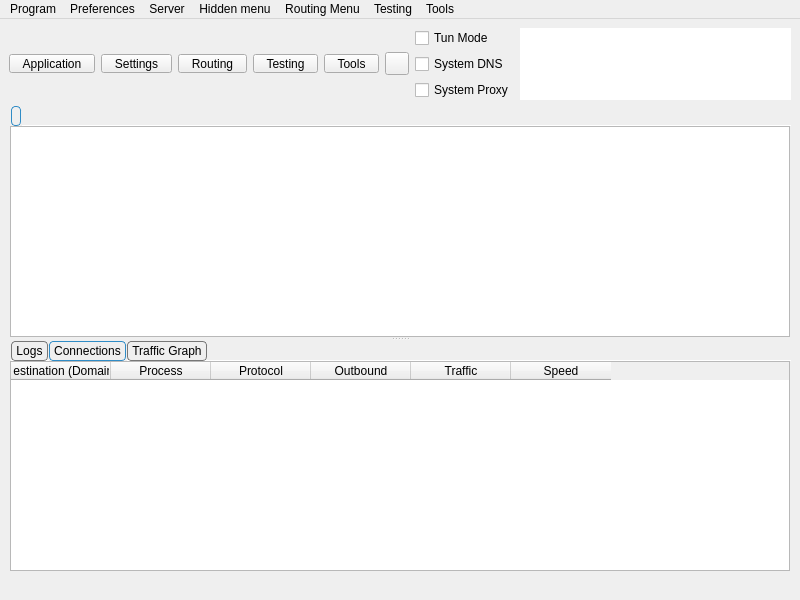
Qt form include/ui/mainwindow.ui (Yulinanami/ethernet-tun-test) before a commit.
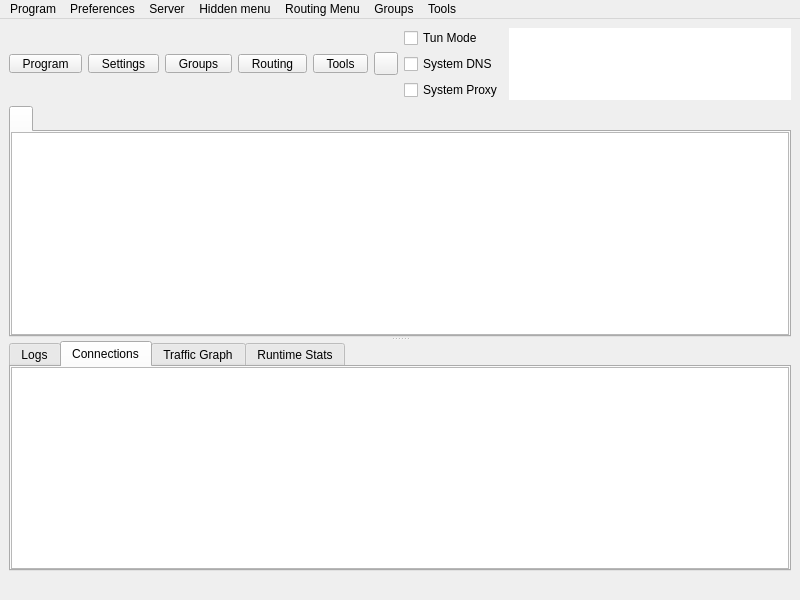
The same form after that commit. The open tabs and pages were chosen to show the change. Icons and pictures are not drawn. Custom widgets are drawn as their Qt base class.

```diff
--- a/include/ui/mainwindow.ui
+++ b/include/ui/mainwindow.ui
@@ -45,7 +45,7 @@
 }</string>
         </property>
         <property name="text">
-         <string>Application</string>
+         <string>Program</string>
         </property>
         <property name="icon">
          <iconset resource="../../res/Throne.qrc">
@@ -107,6 +107,55 @@
         </property>
        </widget>
       </item>
+      <item>
+       <widget class="QToolButton" name="toolButton_testing">
+        <property name="minimumSize">
+         <size>
+          <width>0</width>
+          <height>0</height>
+         </size>
+        </property>
+        <property name="styleSheet">
+         <string notr="true">QToolButton {
+    padding-left: 8px;
+    padding-right: 8px;
+}
+
+/* The indicator shares the bottom row with the label (ToolButtonTextUnderIcon),
+   so the widest button in any language is the tight one -- its text runs closest
+   to the arrow. It fits because the drawn chevron only occupies the middle of
+   its 16px subcontrol box, leaving ~14px clear at the button edge against the
+   label's ~14.5px of slack. Don't pad the buttons to &quot;fix&quot; this: that widens
+   all five for a gap only one of them ever needs (#1665). If a future
+   translation looks cramped here, check that label first. */
+QToolButton::menu-indicator {
+    subcontrol-origin: border;
+    subcontrol-position: bottom right;
+    right: 2px;
+    bottom: 3px;
+}</string>
+        </property>
+        <property name="text">
+         <string>Groups</string>
+        </property>
+        <property name="icon">
+         <iconset resource="../../res/Throne.qrc">
+          <normaloff>:/icon/b-testing-button.png</normaloff>:/icon/b-testing-button.png</iconset>
+        </property>
+        <property name="iconSize">
+         <size>
+          <width>24</width>
+          <height>24</height>
+         </size>
+        </property>
+        <property name="popupMode">
+         <enum>QToolButton::ToolButtonPopupMode::InstantPopup</enum>
+        </property>
+        <property name="toolButtonStyle">
+         <enum>Qt::ToolButtonStyle::ToolButtonTextUnderIcon</enum>
+        </property>
+       </widget>
+      </item>
       <item>
        <widget class="QToolButton" name="toolButton_routing">
         <property name="minimumSize">
@@ -149,48 +198,6 @@
         </property>
        </widget>
       </item>
-      <item>
-       <widget class="QToolButton" name="toolButton_testing">
-        <property name="minimumSize">
-         <size>
-          <width>0</width>
-          <height>0</height>
-         </size>
-        </property>
-        <property name="styleSheet">
-         <string notr="true">QToolButton {
-    padding-left: 8px;
-    padding-right: 8px;
-}
-
-QToolButton::menu-indicator {
-    subcontrol-origin: border;
-    subcontrol-position: bottom right;
-    right: 2px;
-    bottom: 3px;
-}</string>
-        </property>
-        <property name="text">
-         <string>Testing</string>
-        </property>
-        <property name="icon">
-         <iconset resource="../../res/Throne.qrc">
-          <normaloff>:/icon/b-testing-button.png</normaloff>:/icon/b-testing-button.png</iconset>
-        </property>
-        <property name="iconSize">
-         <size>
-          <width>24</width>
-          <height>24</height>
-         </size>
-        </property>
-        <property name="popupMode">
-         <enum>QToolButton::ToolButtonPopupMode::InstantPopup</enum>
-        </property>
-        <property name="toolButtonStyle">
-         <enum>Qt::ToolButtonStyle::ToolButtonTextUnderIcon</enum>
-        </property>
-       </widget>
-      </item>
       <item>
        <widget class="QToolButton" name="toolButton_tools">
         <property name="minimumSize">
@@ -354,33 +361,11 @@
        <enum>Qt::Orientation::Vertical</enum>
       </property>
       <widget class="QTabWidget" name="tabWidget">
-       <property name="styleSheet">
-        <string notr="true">QTabWidget::tab-bar {
-    left: 2px;
-}
-
-QTabBar {
-    background: transparent;
-    qproperty-drawBase: 0;
-}
-
-QTabBar::tab {
-    border: 1px solid #777777;
-
-    border-radius: 4px;
-    padding: 2px 4px;
-    margin-right: 1px;
-}
-
-QTabBar::tab:selected {
-    border: 1px solid palette(highlight);
-}</string>
-       </property>
        <property name="currentIndex">
         <number>0</number>
        </property>
        <property name="documentMode">
-        <bool>true</bool>
+        <bool>false</bool>
        </property>
        <property name="movable">
         <bool>true</bool>
@@ -391,13 +376,13 @@
         </attribute>
         <layout class="QGridLayout" name="gridLayout_2">
          <property name="leftMargin">
-          <number>1</number>
+          <number>0</number>
          </property>
          <property name="topMargin">
           <number>0</number>
          </property>
          <property name="rightMargin">
-          <number>1</number>
+          <number>0</number>
          </property>
          <property name="bottomMargin">
           <number>0</number>
@@ -467,28 +452,6 @@
              <property name="autoFillBackground">
               <bool>true</bool>
              </property>
-             <property name="styleSheet">
-              <string notr="true">QTabWidget::tab-bar {
-    left: 2px;
-}
-
-QTabBar {
-    background: transparent;
-    qproperty-drawBase: 0;
-}
-
-QTabBar::tab {
-    border: 1px solid #777777;
-
-    border-radius: 4px;
-    padding: 2px 4px;
-    margin-right: 1px;
-}
-
-QTabBar::tab:selected {
-    border: 1px solid palette(highlight);
-}</string>
-             </property>
              <property name="tabPosition">
               <enum>QTabWidget::TabPosition::North</enum>
              </property>
@@ -505,7 +468,7 @@
               <bool>true</bool>
              </property>
              <property name="documentMode">
-              <bool>true</bool>
+              <bool>false</bool>
              </property>
              <property name="tabsClosable">
               <bool>false</bool>
@@ -566,70 +529,22 @@
                 <enum>QLayout::SizeConstraint::SetDefaultConstraint</enum>
                </property>
                <property name="leftMargin">
-                <number>1</number>
+                <number>0</number>
                </property>
                <property name="topMargin">
                 <number>0</number>
                </property>
                <property name="rightMargin">
-                <number>1</number>
+                <number>0</number>
                </property>
                <property name="bottomMargin">
                 <number>0</number>
                </property>
                <item>
-                <widget class="QTableWidget" name="connections">
+                <widget class="QTreeView" name="connections">
                  <property name="autoFillBackground">
                   <bool>false</bool>
                  </property>
-                 <column>
-                  <property name="text">
-                   <string>Destination (Domain)</string>
-                  </property>
-                  <property name="toolTip">
-                   <string>Click To Disable Sorting</string>
-                  </property>
-                 </column>
-                 <column>
-                  <property name="text">
-                   <string>Process</string>
-                  </property>
-                  <property name="toolTip">
-                   <string>Click To Sort By Process</string>
-                  </property>
-                 </column>
-                 <column>
-                  <property name="text">
-                   <string>Protocol</string>
-                  </property>
-                  <property name="toolTip">
-                   <string>Click To Sort By Protocol</string>
-                  </property>
-                 </column>
-                 <column>
-                  <property name="text">
-                   <string>Outbound</string>
-                  </property>
-                  <property name="toolTip">
-                   <string>Click To Sort By Outbound</string>
-                  </property>
-                 </column>
-                 <column>
-                  <property name="text">
-                   <string>Traffic</string>
-                  </property>
-                  <property name="toolTip">
-                   <string>Click to sort by traffic; right-click to choose total/down/up</string>
-                  </property>
-                 </column>
-                 <column>
-                  <property name="text">
-                   <string>Speed</string>
-                  </property>
-                  <property name="toolTip">
-                   <string>Click to sort by speed; right-click to choose total/down/up</string>
-                  </property>
-                 </column>
                 </widget>
                </item>
               </layout>
@@ -652,7 +567,32 @@
                 <number>0</number>
                </property>
                <property name="rightMargin">
-                <number>1</number>
+                <number>0</number>
+               </property>
+               <property name="bottomMargin">
+                <number>0</number>
+               </property>
+              </layout>
+             </widget>
+             <widget class="QWidget" name="runtime_tab">
+              <attribute name="title">
+               <string>Runtime Stats</string>
+              </attribute>
+              <layout class="QHBoxLayout" name="horizontalLayout_7">
+               <property name="spacing">
+                <number>0</number>
+               </property>
+               <property name="sizeConstraint">
+                <enum>QLayout::SizeConstraint::SetDefaultConstraint</enum>
+               </property>
+               <property name="leftMargin">
+                <number>0</number>
+               </property>
+               <property name="topMargin">
+                <number>0</number>
+               </property>
+               <property name="rightMargin">
+                <number>0</number>
                </property>
                <property name="bottomMargin">
                 <number>0</number>
@@ -815,7 +755,7 @@
    </widget>
    <widget class="QMenu" name="menuTesting">
     <property name="title">
-     <string>Testing</string>
+     <string>Groups</string>
     </property>
     <addaction name="actionSpeedtest_Current"/>
     <addaction name="actionUrl_Test_Group"/>
```
Left out of the diff: 141 changed lines with no effect on the pictures.
